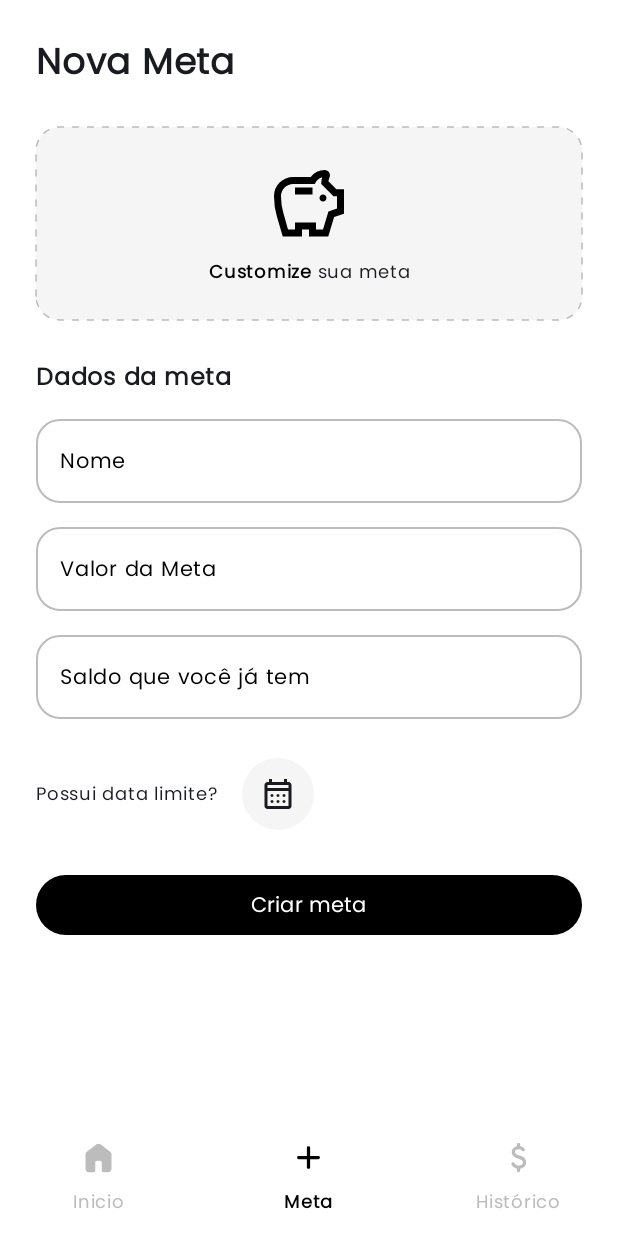
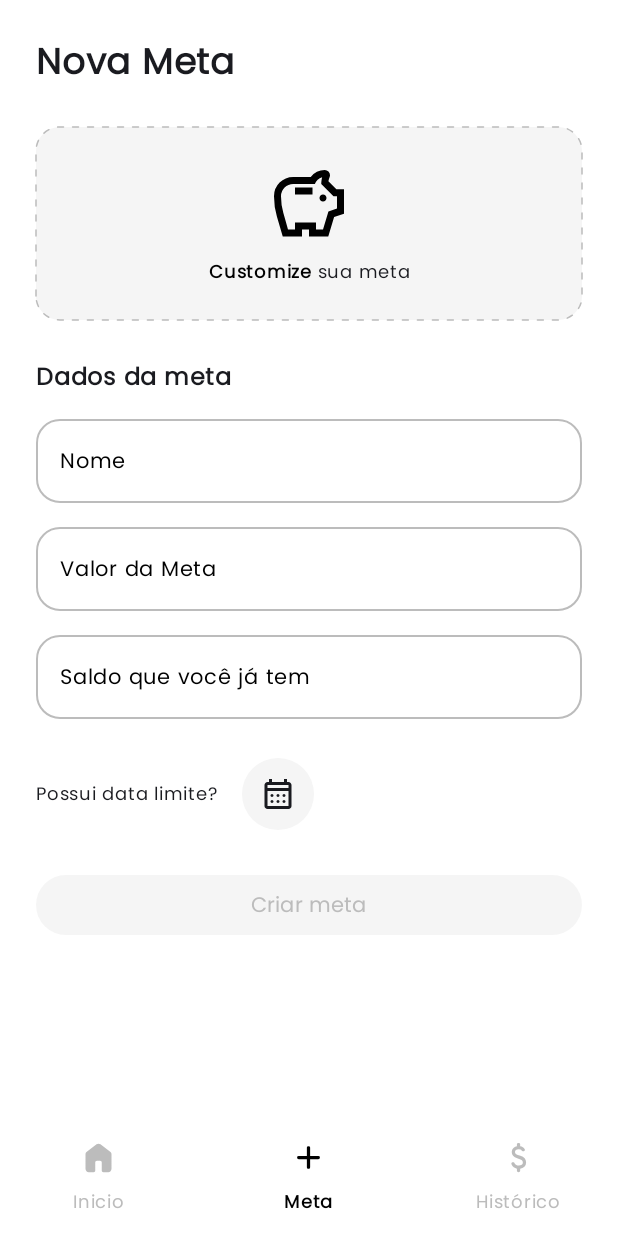
Before and after one commit to saracavalcante/fin-quest, an Android app built with Jetpack Compose: the AddGoalScreen screen opened through its navigation route, on a phone screen of 412 x 824 dp. Run offline under Robolectric (Android 15) with nearby library versions, the phone set to English and light mode, and no system bars.

Commit message:
Fix money format

```diff
--- a/core/ui/src/main/java/br/com/finquest/core/components/AmountInput.kt
+++ b/core/ui/src/main/java/br/com/finquest/core/components/AmountInput.kt
@@ -32,7 +32,7 @@ fun AmountInput(
         )
         Spacer(modifier = Modifier.width(8.dp))
         Text(
-            text = value.ifEmpty { "00,00" },
+            text = value.ifEmpty { "0,00" },
             fontFamily = FontFamily,
             fontWeight = FontWeight.Bold,
             fontSize = 42.sp,
--- a/core/ui/src/main/java/br/com/finquest/core/components/Button.kt
+++ b/core/ui/src/main/java/br/com/finquest/core/components/Button.kt
@@ -15,23 +15,26 @@ import br.com.finquest.core.theme.FontFamily
 fun DefaultButton(
     modifier: Modifier = Modifier,
     text: String,
+    enabled: Boolean = true,
     textColor: Color = Color.White,
     containerColor: Color = Color.Black,
-    contentColor: Color = Color.White,
     onClick: () -> Unit
 ) {
+    val color = if (enabled) textColor else Color(0xFFBCBCBC)
+
     Button(
         modifier = modifier,
+        enabled = enabled,
         colors = ButtonDefaults.buttonColors(
             containerColor = containerColor,
-            contentColor = contentColor
+            disabledContainerColor = Color(0xF5F5F5F5)
         ),
         onClick = onClick
     ) {
         Text(
             text = text,
             fontFamily = FontFamily,
-            color = textColor
+            color = color
         )
     }
 }
--- a/core/ui/src/main/res/drawable/ic_empty.xml
+++ b/core/ui/src/main/res/drawable/ic_empty.xml
@@ -5,7 +5,7 @@
     android:viewportHeight="90">
   <path
       android:pathData="M46,81H137C137.51,81 138.02,80.94 138.5,80.84C138.98,80.94 139.49,81 140,81H192C195.87,81 199,77.87 199,74C199,70.13 195.87,67 192,67H186C182.13,67 179,63.87 179,60C179,56.13 182.13,53 186,53H205C208.87,53 212,49.87 212,46C212,42.13 208.87,39 205,39H183C186.87,39 190,35.87 190,32C190,28.13 186.87,25 183,25H119C122.87,25 126,21.87 126,18C126,14.13 122.87,11 119,11H62C58.13,11 55,14.13 55,18C55,21.87 58.13,25 62,25H22C18.13,25 15,28.13 15,32C15,35.87 18.13,39 22,39H47C50.87,39 54,42.13 54,46C54,49.87 50.87,53 47,53H7C3.13,53 0,56.13 0,60C0,63.87 3.13,67 7,67H46C42.13,67 39,70.13 39,74C39,77.87 42.13,81 46,81ZM209,81C212.87,81 216,77.87 216,74C216,70.13 212.87,67 209,67C205.13,67 202,70.13 202,74C202,77.87 205.13,81 209,81Z"
-      android:fillColor="#F3F7FF"
+      android:fillColor="#F5F5F5FF"
       android:fillType="evenOdd"/>
   <path
       android:pathData="M96.12,60.31C96.04,60.86 96,61.43 96,62C96,68.63 101.37,74 108,74C114.63,74 120,68.63 120,62C120,61.43 119.96,60.86 119.88,60.31H149V87C149,88.66 147.66,90 146,90H70C68.34,90 67,88.66 67,87V60.31H96.12Z"
@@ -16,7 +16,7 @@
       android:strokeLineJoin="round"
       android:strokeWidth="2.5"
       android:fillColor="#00000000"
-      android:strokeColor="#3831DB"
+      android:strokeColor="#000000"
       android:strokeLineCap="round"/>
   <path
       android:pathData="M121,60C121,67.18 115.18,73 108,73C100.82,73 95,67.18 95,60C95,59.77 95.01,59.54 95.02,59.31H67L76.56,31.04C76.97,29.82 78.12,29 79.4,29H136.6C137.88,29 139.03,29.82 139.44,31.04L149,59.31H120.98C120.99,59.54 121,59.77 121,60Z"
@@ -27,16 +27,16 @@
       android:strokeWidth="2.5"
       android:fillColor="#00000000"
       android:fillType="evenOdd"
-      android:strokeColor="#3831DB"/>
+      android:strokeColor="#000000"/>
   <path
       android:pathData="M119.1,60.95C119.1,66.5 114.13,72 108,72C101.87,72 96.9,66.5 96.9,60.95C96.9,60.77 96.91,59.6 96.92,59.42H76L84.16,39.58C84.51,38.63 85.49,38 86.59,38H129.41C130.51,38 131.49,38.63 131.84,39.58L140,59.42H119.08C119.09,59.6 119.1,60.77 119.1,60.95Z"
-      android:fillColor="#E8F0FE"
+      android:fillColor="#F5F5F5FF"
       android:fillType="evenOdd"/>
   <path
       android:pathData="M81,59C84.94,59 89.18,59 93.74,59C95.62,59 95.62,60.32 95.62,61C95.62,67.63 101.12,73 107.9,73C114.68,73 120.17,67.63 120.17,61C120.17,60.32 120.17,59 122.05,59H147M73.57,59H76H73.57Z"
       android:strokeLineJoin="round"
       android:strokeWidth="2.5"
       android:fillColor="#00000000"
-      android:strokeColor="#3831DB"
+      android:strokeColor="#000000"
       android:strokeLineCap="round"/>
 </vector>
--- a/features/home/src/main/java/br/com/finquest/features/home/ui/addamount/AddAmountScreen.kt
+++ b/features/home/src/main/java/br/com/finquest/features/home/ui/addamount/AddAmountScreen.kt
@@ -15,13 +15,11 @@ import androidx.compose.runtime.getValue
 import androidx.compose.ui.Alignment
 import androidx.compose.ui.Modifier
 import androidx.compose.ui.text.font.FontWeight
-import androidx.compose.ui.tooling.preview.Preview
 import androidx.compose.ui.unit.dp
 import androidx.compose.ui.unit.sp
 import androidx.lifecycle.compose.collectAsStateWithLifecycle
 import br.com.finquest.core.common.util.toMoneyString
 import br.com.finquest.core.components.AmountInput
-import br.com.finquest.core.components.DefaultButton
 import br.com.finquest.core.components.keyboard.KeyboardContent
 import br.com.finquest.core.model.data.Goal
 import br.com.finquest.core.theme.FontFamily
@@ -76,7 +74,7 @@ private fun AddAmountScreen(
                 fontWeight = FontWeight.SemiBold
             )
             Text(
-                text = "R$ ${goal?.targetAmount?.toMoneyString()}",
+                text = "${goal?.targetAmount?.toMoneyString()}",
                 fontFamily = FontFamily,
                 fontSize = 18.sp
             )
--- a/features/home/src/main/java/br/com/finquest/features/home/ui/addamount/AddAmountViewModel.kt
+++ b/features/home/src/main/java/br/com/finquest/features/home/ui/addamount/AddAmountViewModel.kt
@@ -39,7 +39,7 @@ class AddAmountViewModel(
     fun updateGoal(goal: Goal?) {
         val updatedGoal = goal?.copy(
             savedAmount = goal.savedAmount?.plus(
-                uiState.value.balance.toCents()
+                uiState.value.balance.toCents() ?: 0
             )
         )
         viewModelScope.launch {
--- a/features/home/src/main/java/br/com/finquest/features/home/ui/addgoal/AddGoalScreen.kt
+++ b/features/home/src/main/java/br/com/finquest/features/home/ui/addgoal/AddGoalScreen.kt
@@ -46,6 +46,7 @@ import br.com.finquest.core.common.enums.BottomSheetType
 import br.com.finquest.core.common.util.toFormattedDate
 import br.com.finquest.core.components.CustomOutlinedTextField
 import br.com.finquest.core.components.DateDialog
+import br.com.finquest.core.components.DefaultButton
 import br.com.finquest.core.theme.FontFamily
 import br.com.finquest.core.ui.R
 import br.com.finquest.core.utils.dashedBorder
@@ -97,22 +98,15 @@ fun AddGoalScreen(
                 viewModel.openDateDialog(true)
             }
         )
-        Button(
+        DefaultButton(
             modifier = Modifier.fillMaxWidth(),
-            colors = ButtonDefaults.buttonColors(
-                containerColor = Color.Black,
-                contentColor = Color.White
-            ),
+            text = "Criar meta",
+            enabled = state.isEnabled(),
             onClick = {
                 viewModel.addGoal()
                 navigateToHome()
             }
-        ) {
-            Text(
-                text = "Criar meta",
-                fontFamily = FontFamily
-            )
-        }
+        )
     }
 
     if (state.openCustomization) {
--- a/features/home/src/main/java/br/com/finquest/features/home/ui/addgoal/AddGoalUiState.kt
+++ b/features/home/src/main/java/br/com/finquest/features/home/ui/addgoal/AddGoalUiState.kt
@@ -18,7 +18,12 @@ data class AddGoalUiState(
     val openAddBalance: Boolean = false,
     val bottomSheetType: BottomSheetType = BottomSheetType.NONE,
     val error: Throwable? = null
-)
+) {
+    fun isEnabled(): Boolean {
+        return name.isNotEmpty() &&
+                balance.isNotEmpty()
+    }
+}
 
 object GoalIcons {
     val icons = listOf(
--- a/features/home/src/main/java/br/com/finquest/features/home/ui/goals/GoalsScreen.kt
+++ b/features/home/src/main/java/br/com/finquest/features/home/ui/goals/GoalsScreen.kt
@@ -93,10 +93,9 @@ private fun GoalsScreen(
         modifier = Modifier
             .fillMaxSize()
             .background(color = Color.White)
-            .padding(horizontal = 24.dp)
+            .padding(24.dp)
     ) {
         Text(
-            modifier = Modifier.padding(top = 60.dp),
             text = "Seja Bem-vindo",
             fontFamily = FontFamily,
             fontWeight = FontWeight.Bold,
@@ -272,7 +271,7 @@ fun GoalContent(
                 }
                 Spacer(modifier = Modifier.height(4.dp))
                 Text(
-                    text = "R$ ${goal.savedAmount?.toMoneyString()} de R$ ${goal.targetAmount?.toMoneyString()}",
+                    text = "${goal.savedAmount?.toMoneyString()} de ${goal.targetAmount?.toMoneyString()}",
                     fontFamily = FontFamily,
                     fontWeight = FontWeight.Normal,
                     fontSize = 14.sp
```
Also changed, not shown: core/common/src/main/java/br/com/finquest/core/common/util/Extensions.kt (+20 -9 lines), core/ui/src/main/java/br/com/finquest/core/utils/BalanceFormatter.kt (+15 -16 lines), features/home/src/main/java/br/com/finquest/features/home/ui/components/CircularProgressBar.kt (+5 -3 lines), features/home/src/main/java/br/com/finquest/features/home/ui/components/CustomizationBottomSheet.kt (+4 -11 lines), features/home/src/main/java/br/com/finquest/features/home/ui/details/GoalDetailsScreen.kt (+13 -4 lines), features/home/src/main/java/br/com/finquest/features/home/ui/details/GoalDetailsViewModel.kt (+9 -0 lines), 2 other files.
